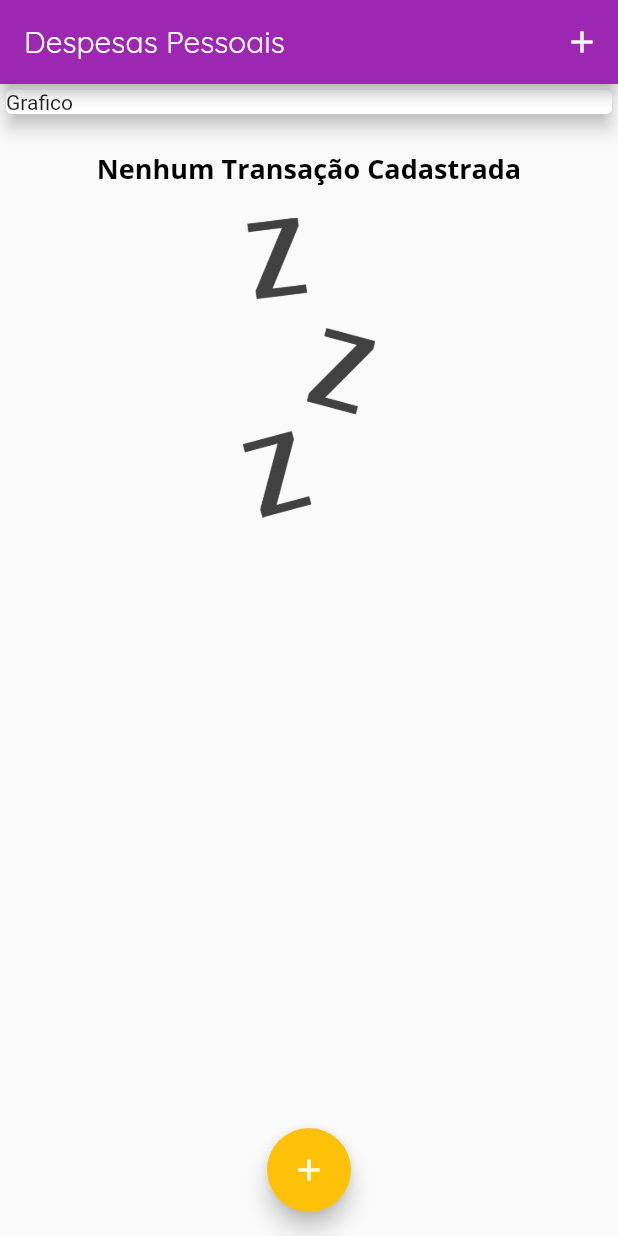
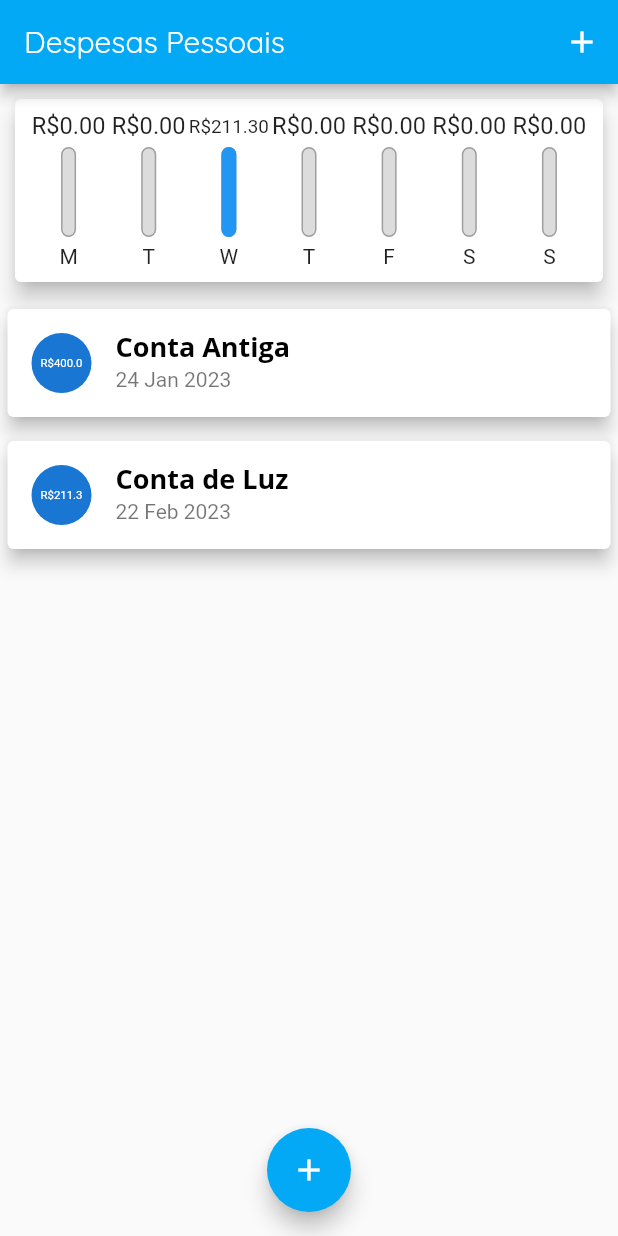
Before and after one commit to Icimm/expenses, a Flutter app: the screen it shows after launch, on a phone screen of 412 x 824 dp. Run offline on Flutter 3.47's test engine with Material 2 defaults, Android fonts, the phone set to English and light mode, and no system bars.

Commit message:
criacao da aplicacao
estilizacao

funcoes e classes

importacao de pacote inml

estilizção e criação de formulario

separção da arvore de widgets em components

criação de novos components

adicao de cores no tema

adicao de novas fontes

criação do Chart

projeto em andamento

e novas adições Visuais

criação do grafico e funcoes no modal

```diff
--- a/lib/components/chart.dart
+++ b/lib/components/chart.dart
@@ -1,6 +1,8 @@
-import 'package:expenses/models/transactions.dart';
+import '../models/transactions.dart';
+import 'chart_bar.dart';
 import 'package:flutter/material.dart';
 import 'package:intl/intl.dart';
+
 
 
 class Chart extends StatelessWidget {
@@ -9,7 +11,7 @@ class Chart extends StatelessWidget {
 
   Chart(this.recentTransaction);
 
-  List<Map<String, Object>> get groupedTransactions {
+  List<Map<String, dynamic>> get groupedTransactions {
     return List.generate(7, (index) {
      final weekDay = DateTime.now().subtract(
        Duration(days: index),
@@ -34,17 +36,37 @@ class Chart extends StatelessWidget {
         'day':DateFormat.E().format(weekDay)[0],
         'value': totalSum,
       };
+    }).reversed.toList();
+  }
+
+  double get _weekTotalValue {
+    return groupedTransactions.fold(0.0, (sum, tr) {
+      return sum + tr['value'];
+
     });
   }
 
-
   @override
   Widget build(BuildContext context) {
+    groupedTransactions;
     return Card(
       elevation: 6,
-      margin: EdgeInsets.all(20),
-      child: Row(
-        children: <Widget>[],
+      margin: EdgeInsets.all(10),
+      child: Padding(
+        padding: const EdgeInsets.all(9),
+        child: Row(
+          mainAxisAlignment: MainAxisAlignment.spaceAround,
+          children:groupedTransactions.map((tr) {
+             return Flexible(
+               fit: FlexFit.tight,
+               child: ChartBar(
+               label: tr['day'],
+               value: tr['value'],
+               percentage: (tr['value'] as double) / _weekTotalValue,
+             ),
+           );
+         }).toList(),
+        ),
       ),
     );
   }
--- /dev/null
+++ b/lib/components/chart_bar.dart
@@ -0,0 +1,60 @@
+import 'package:flutter/material.dart';
+
+class ChartBar extends StatelessWidget {
+
+  final String label;
+  final double value;
+  final double percentage;
+
+  ChartBar({
+   required this.label,
+   required this.value, required this.percentage,
+  });
+
+  @override
+  Widget build(BuildContext context) {
+    return Column(
+      children: <Widget>[
+        Container(
+          height: 18,
+          child: FittedBox(
+            child: Text('R\$${value.toStringAsFixed(2)}'),
+          ),
+        ),
+        SizedBox(height: 5),
+        Container(
+          height: 60,
+          width: 10,
+          child: Stack(
+            alignment: Alignment.bottomCenter,
+            children:<Widget>[
+              Container(
+               decoration: BoxDecoration(
+                 border: Border.all(
+                   color: Colors.grey,
+                   width: 1.0,
+                 ),
+                 color: Color.fromRGBO(220, 220, 220, 1),
+                   borderRadius: BorderRadius.circular(5),
+               ),
+              ),
+              FractionallySizedBox(
+                heightFactor: percentage,
+                child: Container(
+                  decoration: BoxDecoration(
+                    color: Theme.of(context).primaryColor,
+                    borderRadius: BorderRadius.circular(5),
+                  ),
+                ),
+              ),
+            ],
+          ),
+        ),
+        SizedBox(height: 5),
+        Text(label),
+      ],
+
+
+    );
+  }
+}
--- a/lib/components/transaction_list.dart
+++ b/lib/components/transaction_list.dart
@@ -32,48 +32,28 @@ class TransactionList extends StatelessWidget {
           itemBuilder: (ctx, index) {
             final tr = transactions[index];
             return Card(
-              child: Row(
-                children: <Widget>[
-                  Container(
+              elevation: 5,
               margin: EdgeInsets.symmetric(
-                      horizontal: 15,
-                      vertical: 10,
+                vertical: 8,
+                horizontal: 5,
               ),
-                    decoration: BoxDecoration(
-                      border: Border.all(
-                        color: Theme.of(context).colorScheme.primary,
-                        width: 2,
-                      ),
-                    ),
-                    padding: EdgeInsets.all(10),
-                    child: Text(
-                      'R\$ ${tr.value.toStringAsFixed(2)}',
-                      style: TextStyle(
-                        fontWeight: FontWeight.bold,
-                        fontSize: 20,
-                        color: Theme.of(context).colorScheme.primary,
+              child: ListTile(
+                leading: CircleAvatar(
+                  child: Padding(
+                    padding: const EdgeInsets.all(6),
+                    child: FittedBox(
+                        child: Text('R\$${tr.value}')
                     ),
                   ),
                 ),
-                  Column(
-                    crossAxisAlignment: CrossAxisAlignment.start,
-                    children: <Widget>[
-                      Text(
+                title: Text(
                   tr.title,
-                        style: TextStyle(
-                          fontWeight: FontWeight.bold,
-                          fontSize: 16,
+                      style: Theme.of(context).textTheme.titleLarge,
                 ),
+                subtitle: Text(
+                  DateFormat('d MMM y').format(tr.date),
                 ),
-                      Text(
-                        DateFormat('d MMM y').format(tr.date),
-                        style: TextStyle(
-                          color: Colors.grey,
-                        ),
-                      ),
-                    ],
-                  ),
-                ],
+                trailing:null,
               ),
             );
           },
--- a/lib/main.dart
+++ b/lib/main.dart
@@ -3,6 +3,7 @@ import 'models/transactions.dart';
 import 'components/transaction_form.dart';
 import 'components/transaction_list.dart';
 import 'package:flutter/material.dart';
+import 'components/chart.dart';
 
 main() => runApp(ExpensesApp());
 
@@ -18,8 +19,8 @@ final ThemeData tema = ThemeData();
       home:MyhomePage(),
       theme: ThemeData(
         colorScheme: tema.colorScheme.copyWith(
-          primary: Colors.purple,
-          secondary: Colors.amber,
+          primary: Colors.lightBlue,
+          secondary: Colors.lightBlue,
         ),
         textTheme: tema.textTheme.copyWith(
           headline6: TextStyle(
@@ -50,19 +51,28 @@ class MyhomePage extends StatefulWidget {
 class _MyhomePageState extends State<MyhomePage> {
 
 final  List<Transaction>_transactions = [
-  // Transaction(
-  //   id: 't1',
-  //   title: 'Novo Tênis de Skate',
-  //   value: 310.76,
-  //   date: DateTime.now(),
-  // ),
-  // Transaction(
-  //   id: 't2',
-  //   title: 'Conta de Luz',
-  //   value: 211.30,
-  //   date: DateTime.now(),
-  // ),
+  Transaction(
+    id: 't0',
+    title: 'Conta Antiga',
+    value: 400.00,
+    date: DateTime.now().subtract(Duration(days: 33)),
+  ),
+  Transaction(
+    id: 't2',
+    title: 'Conta de Luz',
+    value: 211.30,
+    date: DateTime.now().subtract(Duration(days: 4)),
+  ),
 ];
+
+List<Transaction> get _recentTransactions{
+  return _transactions.where((tr) {
+    return tr.date.isAfter(DateTime.now().subtract(
+        Duration(days: 7),
+    ));
+  }).toList();
+}
+
 
   addTransaction(String title, double value){
 
@@ -93,7 +103,7 @@ final  List<Transaction>_transactions = [
   Widget build(BuildContext context) {
     return Scaffold(
       appBar: AppBar(
-        title: Text('Despesas Pessoais',),
+        title: Text('Despesas Pessoais'),
         actions: <Widget>[
           Padding(
             padding: EdgeInsets.only(left: 15),
@@ -108,12 +118,7 @@ final  List<Transaction>_transactions = [
         child: Column(
         crossAxisAlignment: CrossAxisAlignment.stretch,
         children: <Widget> [
-          Container(
-            child: Card(
-              child: Text('Grafico'),
-              elevation: 5,
-            ),
-          ),
+          Chart(_recentTransactions),
           TransactionList(_transactions),
         ],
        ),
```
Also changed, not shown: lib/components/transaction_form.dart (+71 -15 lines). Lines whose indentation alone changed are shown as unchanged.
